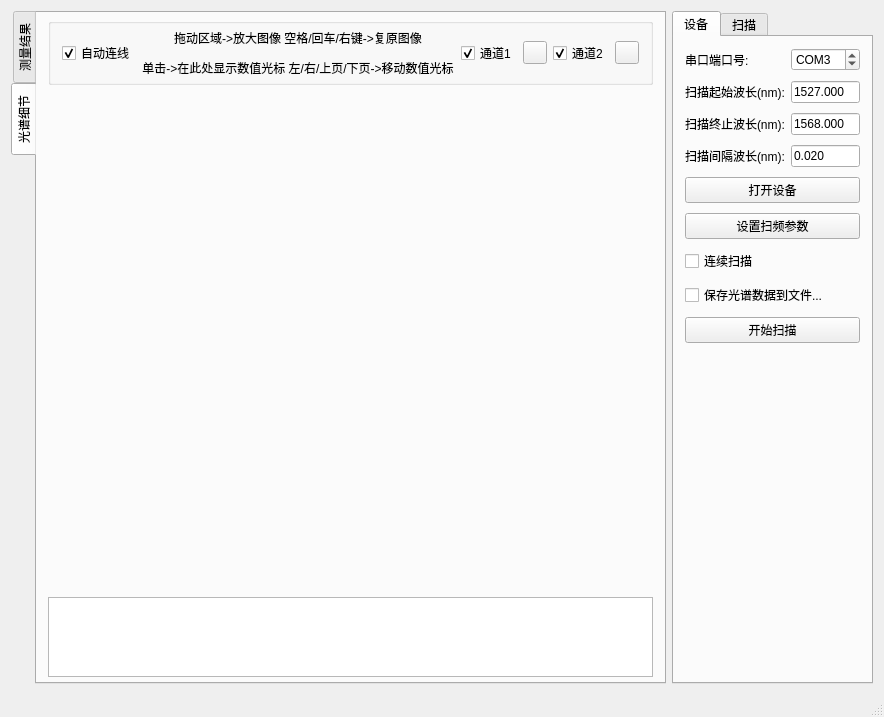
This is FBGsensor/fbgsensor.ui in gao5254/FBGsensor as Qt 5 draws it before an edit. The edited form follows.
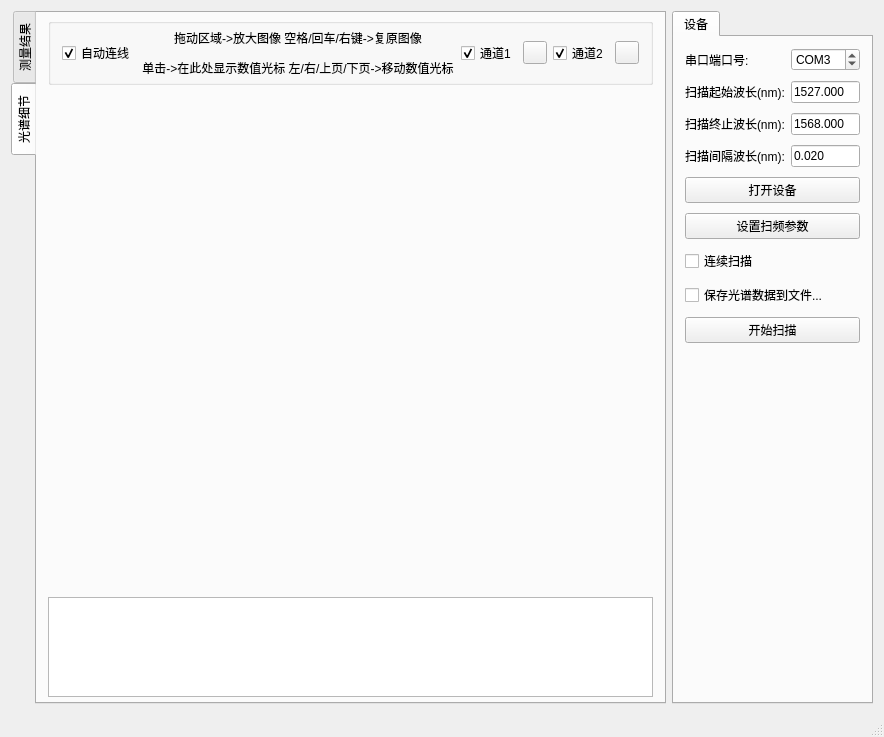
This is the edited form. Custom widgets are drawn as their Qt base class.

What changed in the file:
```diff
--- a/FBGsensor/fbgsensor.ui
+++ b/FBGsensor/fbgsensor.ui
@@ -7,7 +7,7 @@
     <x>0</x>
     <y>0</y>
     <width>869</width>
-    <height>700</height>
+    <height>706</height>
    </rect>
   </property>
   <property name="windowTitle">
@@ -342,12 +342,9 @@
           <property name="minimumSize">
            <size>
             <width>0</width>
-            <height>80</height>
+            <height>100</height>
            </size>
           </property>
-          <attribute name="horizontalHeaderDefaultSectionSize">
-           <number>90</number>
-          </attribute>
           <attribute name="verticalHeaderDefaultSectionSize">
            <number>25</number>
           </attribute>
@@ -510,11 +507,6 @@
         </item>
        </layout>
       </widget>
-      <widget class="QWidget" name="scanTab">
-       <attribute name="title">
-        <string>扫描</string>
-       </attribute>
-      </widget>
      </widget>
     </item>
    </layout>
```
